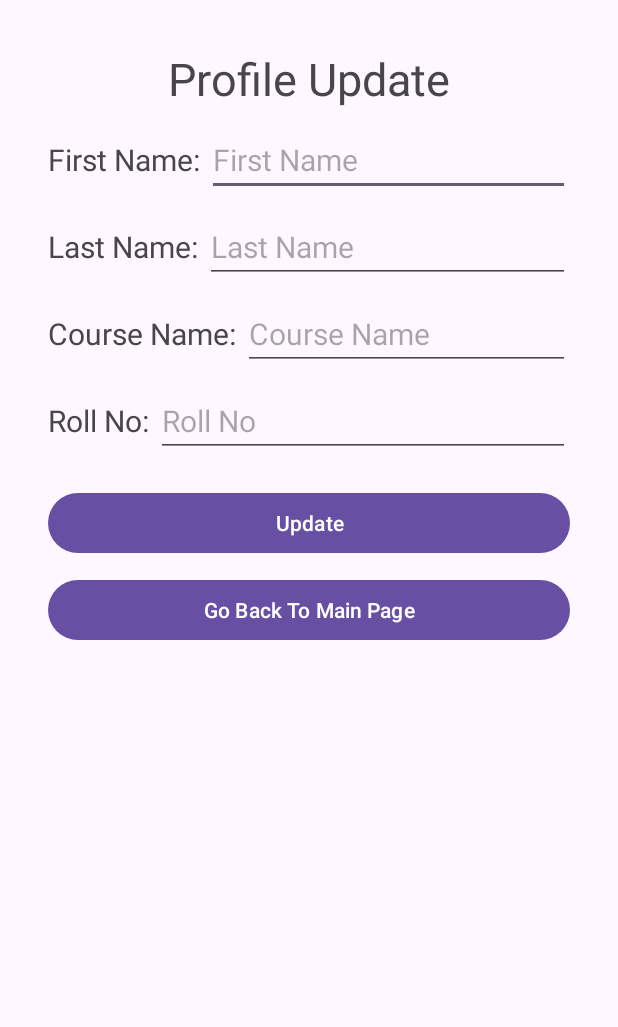
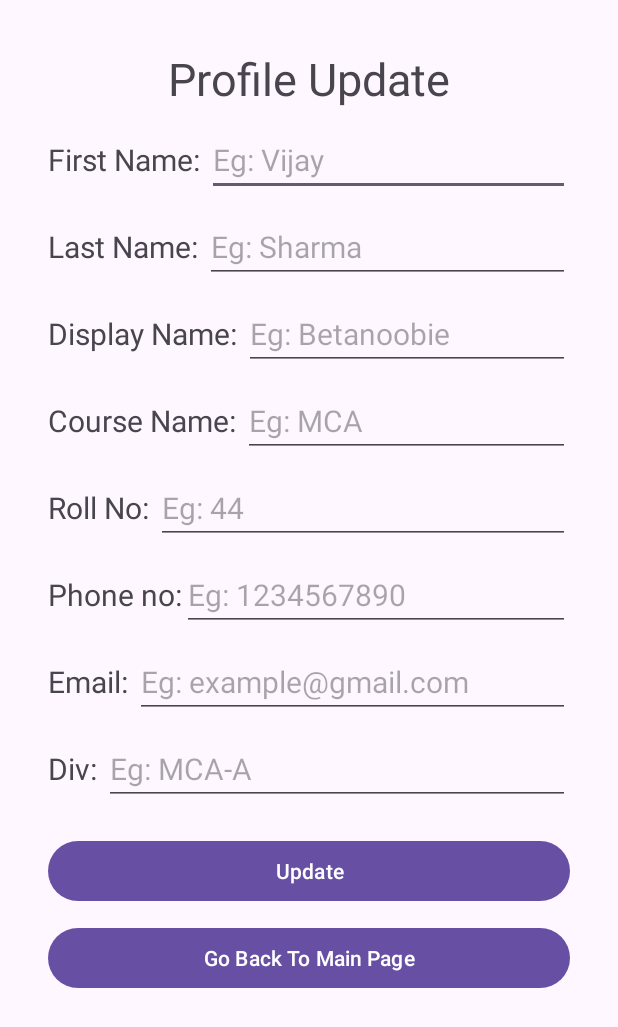
Before and after one commit to Yflow31/SummerProject, an Android app: the ProfileUpdate screen opened directly, with no data from a screen before it, after a tap on "Update", on a phone screen of 412 x 824 dp. Shown: the top 1027 px of the screen. Run offline under Robolectric (Android 15) with nearby library versions, the phone set to English and light mode, and no system bars.

Commit message:
profile update done

```diff
--- a/app/src/main/java/com/somaiya/summer_project/ProfileUpdate.kt
+++ b/app/src/main/java/com/somaiya/summer_project/ProfileUpdate.kt
@@ -21,6 +21,11 @@ class ProfileUpdate : AppCompatActivity() {
 
     lateinit var updatebtn: Button
     lateinit var backbtn: Button
+    lateinit var displaynametxt: EditText
+    lateinit var emailtxt: EditText
+    lateinit var phonenotxt: EditText
+    lateinit var divtxt: EditText
+
 
     private val profileRepository = RepositoryProfile()
     private val ViewModelProfile: ViewModelProfile by viewModels {
@@ -36,33 +41,34 @@ class ProfileUpdate : AppCompatActivity() {
         lastnametxt = findViewById(R.id.lastnametxt)
         coursenametxt = findViewById(R.id.coursenametxt)
         rollnotxt = findViewById(R.id.rollnotxt)
+        emailtxt = findViewById(R.id.emailtxt)
+        phonenotxt = findViewById(R.id.phonenotxt)
+        divtxt = findViewById(R.id.divtxt)
 
         //Button
         updatebtn = findViewById(R.id.updatebtn)
         backbtn = findViewById(R.id.backbtn)
+        displaynametxt = findViewById(R.id.displaynametxt)
 
         updatebtn.setOnClickListener {
             lifecycleScope.launch {
                 val firstname = firstnametxt.text.toString()
                 val lastname = lastnametxt.text.toString()
-                val coursename = coursenametxt.text.toString()
-                val rollno = rollnotxt.text.toString()
-                val email = "john.mckinley@examplepetstore.com"
-                val div = "B"
-                if (firstname.isNotEmpty() || lastname.isNotEmpty() || coursename.isNotEmpty() || rollno.isNotEmpty()) {
-                    val profile = ProfileData(firstname, lastname ,email, coursename, div, rollno)
+                val course = coursenametxt.text.toString()
+                val rollNo = rollnotxt.text.toString()
+                val displayname = displaynametxt.text.toString()
+                val email = emailtxt.text.toString()
+                val phonenumber = phonenotxt.text.toString()
+                val div = divtxt.text.toString()
+                val role = "student"
+                if (firstname.isNotEmpty() || lastname.isNotEmpty() || course.isNotEmpty() || rollNo.isNotEmpty()) {
+                    val profile = ProfileData(firstname, lastname,displayname,phonenumber,email,course, div,role,rollNo)
                     updateprf(profile)
                 }
             }
         }
     }
 
-//    val firstName: String,
-//    val lastName: String,
-//    val email: String,
-//    val course: String,
-//    val div: String,
-//    val rollNo: String
     private suspend fun updateprf(profile: ProfileData) {
         ViewModelProfile.updateProfile(profile)
     }
--- a/app/src/main/java/com/somaiya/summer_project/mainMenu.kt
+++ b/app/src/main/java/com/somaiya/summer_project/mainMenu.kt
@@ -17,6 +17,7 @@ import androidx.navigation.ui.setupWithNavController
 import com.google.android.material.navigation.NavigationView
 import com.google.firebase.Firebase
 import com.google.firebase.auth.auth
+import com.somaiya.summer_project.signup.Model.DataSignUp
 
 class MainMenu : AppCompatActivity() {
 
@@ -24,6 +25,7 @@ class MainMenu : AppCompatActivity() {
     private lateinit var drawerLayout: DrawerLayout
     private lateinit var navController: NavController
     private lateinit var appBarConfiguration: AppBarConfiguration
+
 
 
     override fun onCreate(savedInstanceState: Bundle?) {
@@ -36,6 +38,7 @@ class MainMenu : AppCompatActivity() {
         if (user == null) {
             val intent = Intent(this, MainActivity::class.java)
             startActivity(intent)
+            finish()
         }
 
 
@@ -53,8 +56,10 @@ class MainMenu : AppCompatActivity() {
         val headerView = navigationView.getHeaderView(0)
         val userNameTextView = headerView.findViewById<TextView>(R.id.user_name)
         val userEmailTextView = headerView.findViewById<TextView>(R.id.user_email)
-        userNameTextView.setText(user?.displayName.toString())
+        userNameTextView.setText(user?.displayName)
+        Log.d("displayname", "onCreate: {$user.displayName.toString()}")
         userEmailTextView.setText(user?.email)
+        Log.d("displayname", "onCreate: {$user.email")
 
         navigationView.setNavigationItemSelectedListener { menuItem ->
             when (menuItem.itemId) {
--- a/app/src/main/java/com/somaiya/summer_project/pofileupdate/Model/ProfileData.kt
+++ b/app/src/main/java/com/somaiya/summer_project/pofileupdate/Model/ProfileData.kt
@@ -3,8 +3,11 @@ package com.somaiya.summer_project.pofileupdate.Model
 data class ProfileData(
     val firstName: String,
     val lastName: String,
+    val displayName: String,
+    val phoneNumber: String,
     val email: String,
     val course: String,
     val div: String,
+    val role: String,
     val rollNo: String
 )
--- a/app/src/main/java/com/somaiya/summer_project/pofileupdate/Repository/RepositoryProfile.kt
+++ b/app/src/main/java/com/somaiya/summer_project/pofileupdate/Repository/RepositoryProfile.kt
@@ -1,8 +1,10 @@
 package com.somaiya.summer_project.pofileupdate.Repository
 
+import android.util.Log
 import com.somaiya.summer_project.pofileupdate.Model.ProfileData
 import com.google.firebase.auth.FirebaseAuth
 import com.google.firebase.firestore.FirebaseFirestore
+import com.google.firebase.firestore.SetOptions
 
 class RepositoryProfile {
 
@@ -11,7 +13,30 @@ class RepositoryProfile {
     private val firestore: FirebaseFirestore = FirebaseFirestore.getInstance()
 
     fun updateProfile(form: ProfileData) {
+        user?.let {
+            val userRef = firestore.collection("USERS").document(it.uid)
+            val profileData = hashMapOf(
+                "firstName" to form.firstName,
+                "lastName" to form.lastName,
+                "displayName" to form.displayName,
+                "phoneNumber" to form.phoneNumber,
+                "email" to form.email,
+                "course" to form.course,
+                "div" to form.div,
+                "role" to form.role,
+                "rollNo" to form.rollNo
+            )
 
-
+            userRef.set(profileData, SetOptions.merge())
+                .addOnSuccessListener {
+                    // Profile updated successfully
+                    // You can add a callback or log a success message here
+                    Log.d("RepositoryProfile", "updateProfile:{$profileData} ")
+                }
+                .addOnFailureListener { e ->
+                    // Handle the error
+                    // You can add a callback or log an error message here
+                }
+        }
     }
 }
--- a/app/src/main/res/layout/activity_profile_update.xml
+++ b/app/src/main/res/layout/activity_profile_update.xml
@@ -34,7 +34,7 @@
             android:id="@+id/firstnametxt"
             android:layout_width="match_parent"
             android:layout_height="wrap_content"
-            android:hint="First Name"
+            android:hint="Eg: Vijay"
             android:textSize="20sp" />
     </LinearLayout>
 
@@ -54,7 +54,27 @@
             android:id="@+id/lastnametxt"
             android:layout_width="match_parent"
             android:layout_height="wrap_content"
-            android:hint="Last Name"
+            android:hint="Eg: Sharma"
+            android:textSize="20sp" />
+    </LinearLayout>
+
+    <LinearLayout
+        android:layout_width="match_parent"
+        android:layout_height="wrap_content"
+        android:layout_marginTop="10dp"
+        android:orientation="horizontal">
+
+        <TextView
+            android:layout_width="wrap_content"
+            android:layout_height="wrap_content"
+            android:text="Display Name: "
+            android:textSize="20sp" />
+
+        <EditText
+            android:id="@+id/displaynametxt"
+            android:layout_width="match_parent"
+            android:layout_height="wrap_content"
+            android:hint="Eg: Betanoobie"
             android:textSize="20sp" />
     </LinearLayout>
 
@@ -74,7 +94,7 @@
             android:id="@+id/coursenametxt"
             android:layout_width="match_parent"
             android:layout_height="wrap_content"
-            android:hint="Course Name"
+            android:hint="Eg: MCA"
             android:textSize="20sp" />
     </LinearLayout>
 
@@ -94,9 +114,72 @@
             android:id="@+id/rollnotxt"
             android:layout_width="match_parent"
             android:layout_height="wrap_content"
-            android:hint="Roll No"
+            android:hint="Eg: 44"
+            android:textSize="20sp" />
+
+    </LinearLayout>
+
+    <LinearLayout
+        android:layout_width="match_parent"
+        android:layout_height="wrap_content"
+        android:layout_marginTop="10dp"
+        android:orientation="horizontal">
+
+        <TextView
+            android:layout_width="wrap_content"
+            android:layout_height="wrap_content"
+            android:text="Phone no:"
+            android:textSize="20sp" />
+
+        <EditText
+            android:id="@+id/phonenotxt"
+            android:layout_width="match_parent"
+            android:layout_height="wrap_content"
+            android:hint="Eg: 1234567890"
+            android:textSize="20sp" />
+
+    </LinearLayout>
+
+    <LinearLayout
+        android:layout_width="match_parent"
+        android:layout_height="wrap_content"
+        android:layout_marginTop="10dp"
+        android:orientation="horizontal">
+
+        <TextView
+            android:layout_width="wrap_content"
+            android:layout_height="wrap_content"
+            android:text="Email: "
+            android:textSize="20sp" />
+
+        <EditText
+            android:id="@+id/emailtxt"
+            android:layout_width="match_parent"
+            android:layout_height="wrap_content"
+            android:hint="Eg: example@gmail.com"
             android:textSize="20sp" />
     </LinearLayout>
+
+    <LinearLayout
+        android:layout_width="match_parent"
+        android:layout_height="wrap_content"
+        android:layout_marginTop="10dp"
+        android:orientation="horizontal">
+
+        <TextView
+            android:layout_width="wrap_content"
+            android:layout_height="wrap_content"
+            android:text="Div: "
+            android:textSize="20sp" />
+
+        <EditText
+            android:id="@+id/divtxt"
+            android:layout_width="match_parent"
+            android:layout_height="wrap_content"
+            android:hint="Eg: MCA-A"
+            android:textSize="20sp" />
+    </LinearLayout>
+
 
     <Button
         android:id="@+id/updatebtn"
```
